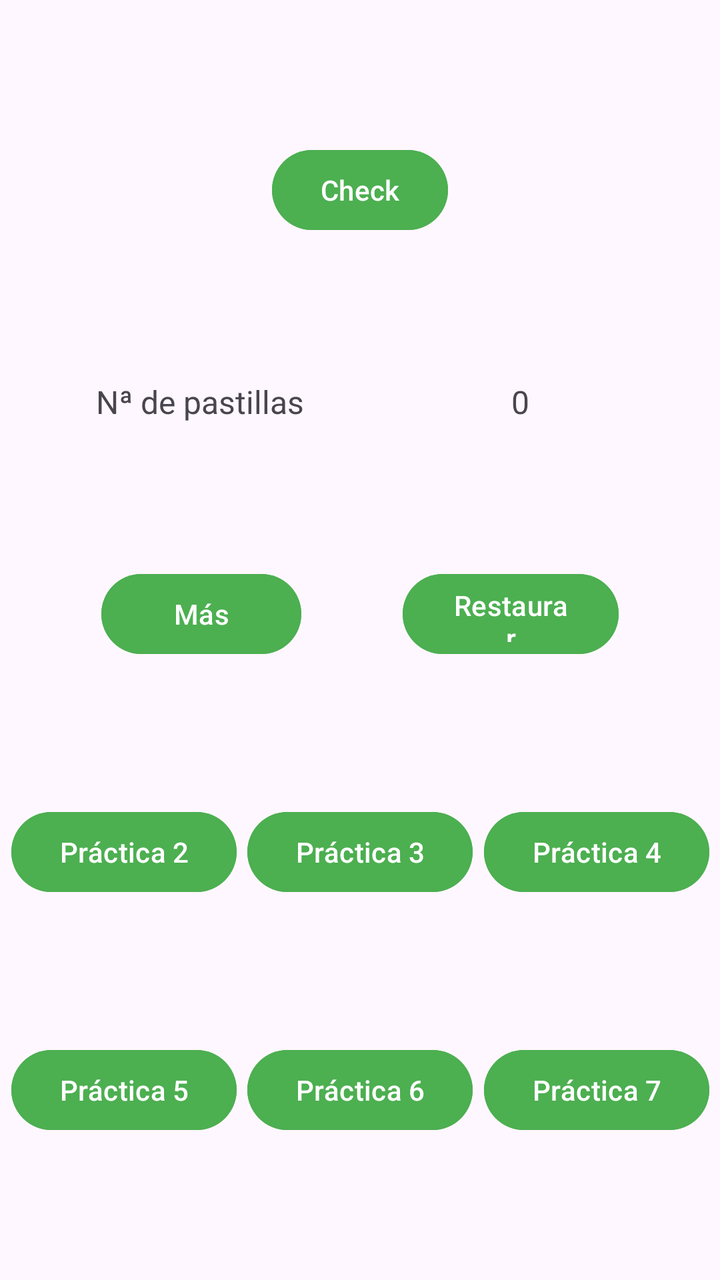
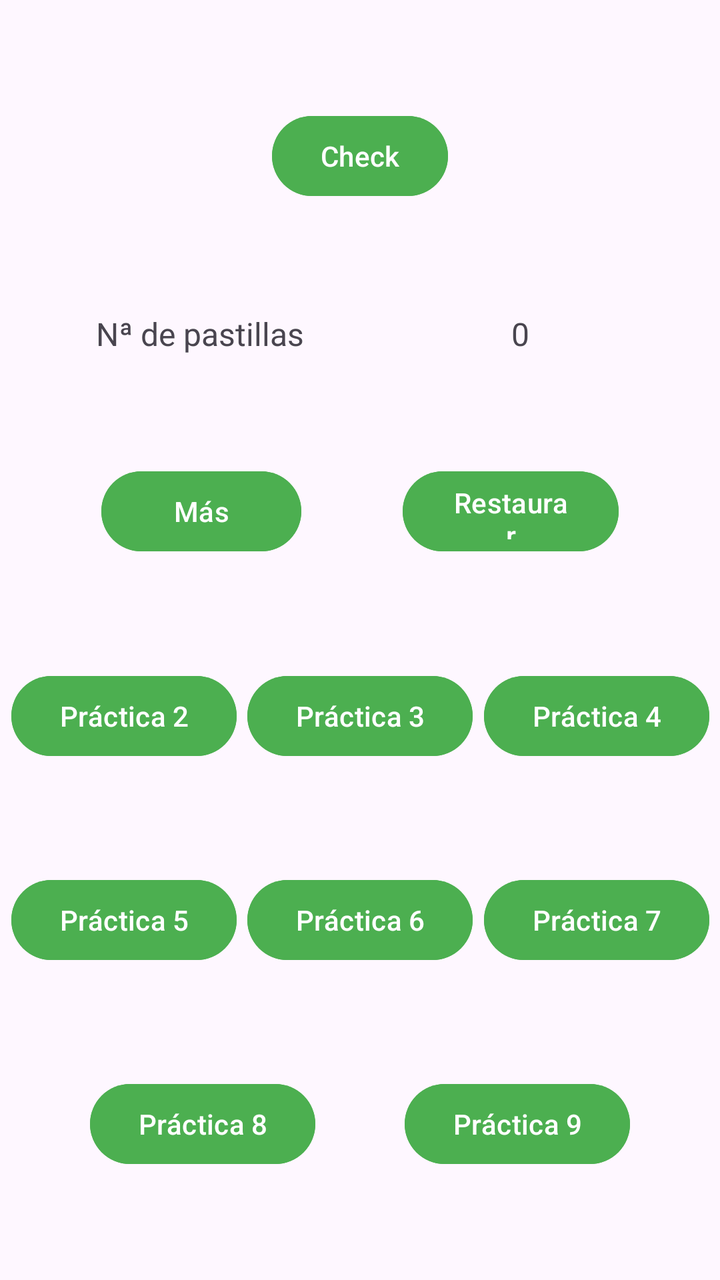

Two renders of the same Android screen: before a commit and after it. Below are the layout's source before the change and the commit's diff.
<!-- AndroidManifest.xml: application theme Theme.ElPastillero -->
<!-- res/layout/activity_main.xml -->
<?xml version="1.0" encoding="utf-8"?>
<androidx.constraintlayout.widget.ConstraintLayout xmlns:android="http://schemas.android.com/apk/res/android"
    xmlns:app="http://schemas.android.com/apk/res-auto"
    xmlns:tools="http://schemas.android.com/tools"
    android:id="@+id/btnch"
    android:layout_width="match_parent"
    android:layout_height="match_parent"
    tools:context=".MainActivity">

    <Button
        android:id="@+id/btnCheck"
        android:layout_width="wrap_content"
        android:layout_height="wrap_content"
        android:text="@string/check"
        android:backgroundTint="#4CAF50"
        app:layout_constraintTop_toTopOf="parent"
        app:layout_constraintBottom_toTopOf="@id/lbn_pastillas"
        app:layout_constraintStart_toStartOf="parent"
        app:layout_constraintEnd_toEndOf="parent"
        />
    <TextView
        android:id="@+id/lbn_pastillas"
        android:layout_width="120dp"
        android:layout_height="wrap_content"
        android:gravity="center"
        android:text="@string/n_de_pastillas"
        android:textSize="16sp"
        app:layout_constraintTop_toBottomOf="@id/btnCheck"
        app:layout_constraintBottom_toTopOf="@id/incre"
        app:layout_constraintStart_toStartOf="parent"
        app:layout_constraintEnd_toStartOf="@id/contador"/>

    <TextView
        android:id="@+id/contador"
        android:layout_width="120dp"
        android:layout_height="wrap_content"
        android:gravity="center"
        android:text="@string/_0"
        android:textSize="16sp"
        app:layout_constraintTop_toBottomOf="@id/btnCheck"
        app:layout_constraintBottom_toTopOf="@id/incre"
        app:layout_constraintStart_toEndOf="@id/lbn_pastillas"
        app:layout_constraintEnd_toEndOf="parent"
        />

    <Button
        android:id="@+id/incre"
        android:layout_width="100dp"
        android:layout_height="wrap_content"
        android:text="@string/m_s"
        android:backgroundTint="#4CAF50"
        app:layout_constraintBottom_toTopOf="@id/btnPractica3"
        app:layout_constraintEnd_toStartOf="@id/reset"
        app:layout_constraintStart_toStartOf="parent"
        app:layout_constraintTop_toBottomOf="@id/lbn_pastillas" />

    <Button
        android:id="@+id/reset"
        android:layout_width="108dp"
        android:layout_height="48dp"
        android:text="@string/restaurar"
        android:backgroundTint="#4CAF50"
        app:layout_constraintTop_toBottomOf="@id/lbn_pastillas"
        app:layout_constraintBottom_toTopOf="@id/btnPractica3"
        app:layout_constraintStart_toEndOf="@id/incre"
        app:layout_constraintEnd_toEndOf="parent"
        />

    <Button
        android:id="@+id/btnPractica2"
        android:layout_width="wrap_content"
        android:layout_height="wrap_content"
        android:backgroundTint="#4CAF50"
        android:text="Práctica 2"
        app:layout_constraintTop_toBottomOf="@id/incre"
        app:layout_constraintBottom_toTopOf="@id/btnPractica5"
        app:layout_constraintEnd_toStartOf="@id/btnPractica3"
        app:layout_constraintStart_toStartOf="parent"/>

    <Button
        android:id="@+id/btnPractica3"
        android:layout_width="wrap_content"
        android:layout_height="wrap_content"
        android:backgroundTint="#4CAF50"
        android:text="Práctica 3"
        app:layout_constraintBottom_toTopOf="@id/btnPractica6"
        app:layout_constraintEnd_toStartOf="@id/btnPractica4"
        app:layout_constraintStart_toEndOf="@id/btnPractica2"
        app:layout_constraintTop_toBottomOf="@id/incre" />

    <Button
        android:id="@+id/btnPractica4"
        android:layout_width="wrap_content"
        android:layout_height="wrap_content"
        android:backgroundTint="#4CAF50"
        android:text="Práctica 4"
        app:layout_constraintBottom_toTopOf="@id/btnPractica6"
        app:layout_constraintEnd_toEndOf="parent"
        app:layout_constraintStart_toEndOf="@id/btnPractica3"
        app:layout_constraintTop_toBottomOf="@id/incre"/>

    <Button
        android:id="@+id/btnPractica5"
        android:layout_width="wrap_content"
        android:layout_height="wrap_content"
        android:text="Práctica 5"
        android:backgroundTint="#4CAF50"
        app:layout_constraintBottom_toBottomOf="parent"
        app:layout_constraintEnd_toStartOf="@id/btnPractica6"
        app:layout_constraintStart_toStartOf="parent"
        app:layout_constraintTop_toBottomOf="@id/btnPractica3" />


    <Button
        android:id="@+id/btnPractica6"
        android:layout_width="wrap_content"
        android:layout_height="wrap_content"
        android:text="Práctica 6"
        android:backgroundTint="#4CAF50"
        app:layout_constraintBottom_toBottomOf="parent"
        app:layout_constraintEnd_toStartOf="@id/btnPractica7"
        app:layout_constraintStart_toEndOf="@id/btnPractica5"
        app:layout_constraintTop_toBottomOf="@id/btnPractica3"
        />
    <Button
        android:id="@+id/btnPractica7"
        android:layout_width="wrap_content"
        android:layout_height="wrap_content"
        android:text="Práctica 7"
        android:backgroundTint="#4CAF50"
        app:layout_constraintBottom_toBottomOf="parent"
        app:layout_constraintEnd_toEndOf="parent"
        app:layout_constraintStart_toEndOf="@id/btnPractica6"
        app:layout_constraintTop_toBottomOf="@id/btnPractica3" />

</androidx.constraintlayout.widget.ConstraintLayout>
<!-- resources referenced by this layout -->
<resources>
  <string name="_0">0</string>
  <string name="check">Check</string>
  <string name="m_s">Más</string>
  <string name="n_de_pastillas">Nª de pastillas</string>
  <string name="restaurar">Restaurar</string>
  <style name="Theme.ElPastillero" parent="Base.Theme.ElPastillero" />
  <style name="Base.Theme.ElPastillero" parent="Theme.Material3.DayNight.NoActionBar">
          
          
      </style>
</resources>

<!-- the commit's change to res/layout/activity_main.xml (unified diff, before → after) -->
@@ -99,13 +99,13 @@
         app:layout_constraintStart_toEndOf="@id/btnPractica3"
         app:layout_constraintTop_toBottomOf="@id/incre"/>
 
-    <Button
+   <Button
         android:id="@+id/btnPractica5"
         android:layout_width="wrap_content"
         android:layout_height="wrap_content"
         android:text="Práctica 5"
         android:backgroundTint="#4CAF50"
-        app:layout_constraintBottom_toBottomOf="parent"
+        app:layout_constraintBottom_toTopOf="@id/btnPractica9"
         app:layout_constraintEnd_toStartOf="@id/btnPractica6"
         app:layout_constraintStart_toStartOf="parent"
         app:layout_constraintTop_toBottomOf="@id/btnPractica3" />
@@ -117,7 +117,7 @@
         android:layout_height="wrap_content"
         android:text="Práctica 6"
         android:backgroundTint="#4CAF50"
-        app:layout_constraintBottom_toBottomOf="parent"
+        app:layout_constraintBottom_toTopOf="@id/btnPractica9"
         app:layout_constraintEnd_toStartOf="@id/btnPractica7"
         app:layout_constraintStart_toEndOf="@id/btnPractica5"
         app:layout_constraintTop_toBottomOf="@id/btnPractica3"
@@ -128,9 +128,32 @@
         android:layout_height="wrap_content"
         android:text="Práctica 7"
         android:backgroundTint="#4CAF50"
-        app:layout_constraintBottom_toBottomOf="parent"
+        app:layout_constraintBottom_toTopOf="@id/btnPractica9"
         app:layout_constraintEnd_toEndOf="parent"
         app:layout_constraintStart_toEndOf="@id/btnPractica6"
         app:layout_constraintTop_toBottomOf="@id/btnPractica3" />
 
+    <Button
+        android:id="@+id/btnPractica8"
+        android:layout_width="wrap_content"
+        android:layout_height="wrap_content"
+        android:text="Práctica 8"
+        android:backgroundTint="#4CAF50"
+        app:layout_constraintStart_toStartOf="parent"
+        app:layout_constraintEnd_toStartOf="@id/btnPractica9"
+        app:layout_constraintTop_toBottomOf="@id/btnPractica5"
+        app:layout_constraintBottom_toBottomOf="parent"
+   />
+    <Button
+        android:id="@+id/btnPractica9"
+        android:layout_width="wrap_content"
+        android:layout_height="wrap_content"
+        android:text="Práctica 9"
+        android:backgroundTint="#4CAF50"
+        app:layout_constraintStart_toEndOf="@id/btnPractica8"
+        app:layout_constraintEnd_toEndOf="parent"
+        app:layout_constraintTop_toBottomOf="@id/btnPractica5"
+        app:layout_constraintBottom_toBottomOf="parent"
+        />
+
 </androidx.constraintlayout.widget.ConstraintLayout>
